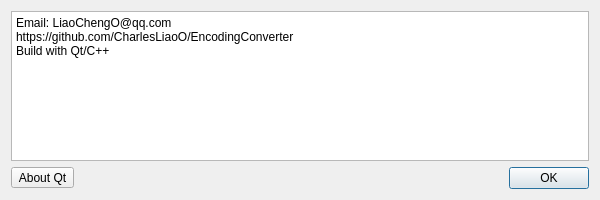
Above: Common/AboutDlg.ui from CharlesLiaoO/WorkingCopySynchronizer before the change. Below: the same form after it.
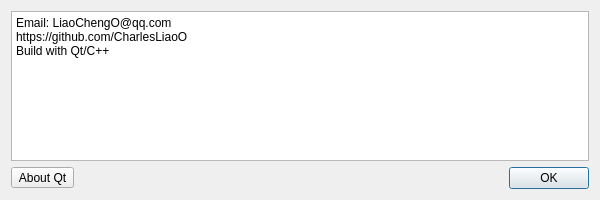
That is the form after the change.

Commit message: Modify 'about' message; Fix writing

```diff
--- a/Common/AboutDlg.ui
+++ b/Common/AboutDlg.ui
@@ -18,7 +18,7 @@
     <widget class="QPlainTextEdit" name="plainTextEdit">
      <property name="plainText">
       <string notr="true">Email: LiaoChengO@qq.com
-https://github.com/CharlesLiaoO/EncodingConverter
+https://github.com/CharlesLiaoO
 Build with Qt/C++</string>
      </property>
      <property name="textInteractionFlags">
```
The commit also changes 1 other file.
